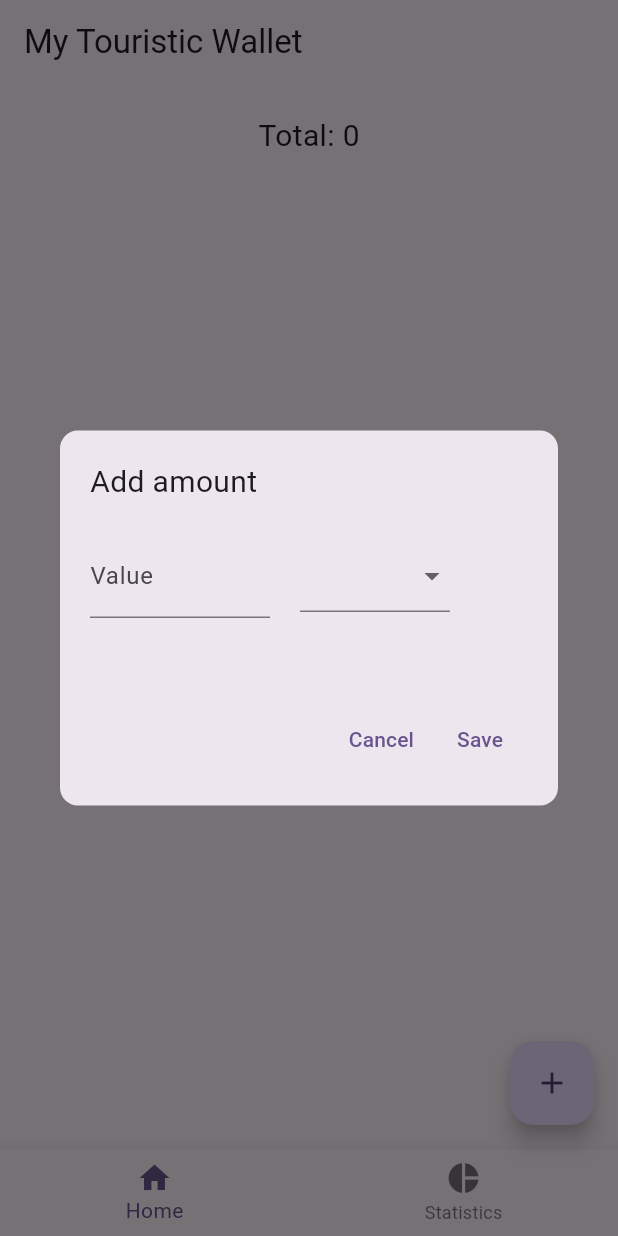
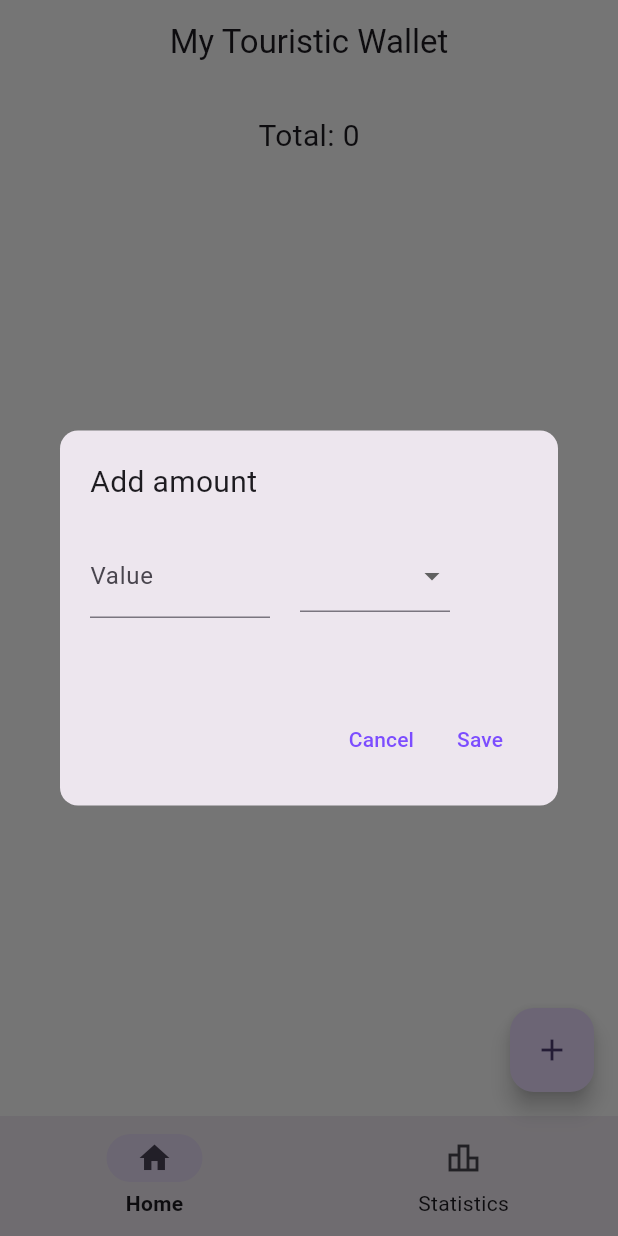
Before and after one commit to bdmendes/feup-cpm-touristic-wallet, a Flutter app: the screen it shows after launch, after a tap on the "add" icon, on a phone screen of 412 x 824 dp. Run offline on Flutter 3.47's test engine with Material 2 defaults, Android fonts, the light colour scheme and no system bars; our stand-ins replace fl_chart, sqflite; accounts and stored records are empty.

Commit message:
Add system following dark mode

```diff
--- a/touristic_wallet/lib/main.dart
+++ b/touristic_wallet/lib/main.dart
@@ -1,7 +1,9 @@
 import 'package:flutter/material.dart';
+import 'package:flutter/services.dart';
 import 'package:provider/provider.dart';
 import 'package:touristic_wallet/provider/amounts_provider.dart';
 import 'package:touristic_wallet/provider/exchange_rates_provider.dart';
+import 'package:touristic_wallet/theme.dart';
 import 'package:touristic_wallet/view/home/amount_dialog.dart';
 import 'package:touristic_wallet/view/home/home_page.dart';
 import 'package:touristic_wallet/view/statistics/statistics_page.dart';
@@ -14,6 +16,13 @@ void main() async {
 
   final exchangeRatesProvider = ExchangeRatesProvider();
   await exchangeRatesProvider.initDatabase();
+
+  SystemChrome.setEnabledSystemUIMode(SystemUiMode.edgeToEdge);
+  SystemChrome.setSystemUIOverlayStyle(
+    const SystemUiOverlayStyle(
+      systemNavigationBarColor: Colors.transparent,
+    ),
+  );
 
   runApp(
     MultiProvider(providers: [
@@ -30,10 +39,9 @@ class MyApp extends StatelessWidget {
   Widget build(BuildContext context) {
     return MaterialApp(
       title: 'Touristic Wallet',
-      theme: ThemeData(
-        colorScheme: ColorScheme.fromSeed(seedColor: Colors.deepPurple),
-        useMaterial3: true,
-      ),
+      theme: lightCustomTheme,
+      darkTheme: darkCustomTheme,
+      themeMode: ThemeMode.system,
       home: const MyAppPage(),
     );
   }
@@ -55,6 +63,7 @@ class MyAppPageState extends State<MyAppPage> {
   Widget build(BuildContext context) {
     return Scaffold(
       appBar: AppBar(
+        centerTitle: true,
         title: const Text('My Touristic Wallet'),
       ),
       body: selectedPageIndex == 0 ? const HomePage() : const StatisticsPage(),
@@ -69,23 +78,25 @@ class MyAppPageState extends State<MyAppPage> {
               child: const Icon(Icons.add),
             )
           : null,
-      bottomNavigationBar: BottomNavigationBar(
-        items: const <BottomNavigationBarItem>[
-          BottomNavigationBarItem(
-            icon: Icon(Icons.home),
-            label: 'Home',
-          ),
-          BottomNavigationBarItem(
-            icon: Icon(Icons.pie_chart),
-            label: 'Statistics',
-          ),
-        ],
-        onTap: (int index) {
+      bottomNavigationBar: NavigationBar(
+        onDestinationSelected: (int index) {
           setState(() {
             selectedPageIndex = index;
           });
         },
-        currentIndex: selectedPageIndex,
+        selectedIndex: selectedPageIndex,
+        destinations: const <NavigationDestination>[
+          NavigationDestination(
+            icon: Icon(Icons.home_outlined),
+            selectedIcon: Icon(Icons.home),
+            label: 'Home',
+          ),
+          NavigationDestination(
+            icon: Icon(Icons.leaderboard_outlined),
+            selectedIcon: Icon(Icons.leaderboard),
+            label: 'Statistics',
+          ),
+        ],
       ),
     );
   }
--- /dev/null
+++ b/touristic_wallet/lib/theme.dart
@@ -0,0 +1,53 @@
+import 'package:flutter/material.dart';
+
+var lightCustomColorScheme = ColorScheme.fromSeed(
+  seedColor: Colors.deepPurple,
+  primary: Colors.deepPurpleAccent,
+);
+
+var lightCustomTheme = ThemeData(
+  useMaterial3: true,
+  colorScheme: lightCustomColorScheme,
+  navigationBarTheme: NavigationBarThemeData(
+    labelTextStyle: MaterialStateProperty.resolveWith<TextStyle>(
+          (Set<MaterialState> states) {
+        if (states.contains(MaterialState.selected)) {
+          return const TextStyle(fontWeight: FontWeight.bold);
+        }
+        return const TextStyle();
+      },
+    ),
+  ),
+  appBarTheme: const AppBarTheme(
+    color: Colors.white,
+  ),
+  canvasColor: Colors.white,
+  scaffoldBackgroundColor: Colors.white,
+);
+
+var darkCustomColorScheme = ColorScheme.fromSeed(
+  seedColor: Colors.deepPurple,
+  brightness: Brightness.dark,
+  primary: Colors.deepPurpleAccent,
+  surface: Colors.black,
+);
+
+var darkCustomTheme = ThemeData(
+  useMaterial3: true,
+  colorScheme: darkCustomColorScheme,
+  navigationBarTheme: NavigationBarThemeData(
+    labelTextStyle: MaterialStateProperty.resolveWith<TextStyle>(
+          (Set<MaterialState> states) {
+        if (states.contains(MaterialState.selected)) {
+          return const TextStyle(fontWeight: FontWeight.bold);
+        }
+        return const TextStyle();
+      },
+    ),
+  ),
+  appBarTheme: const AppBarTheme(
+    color: Colors.black,
+  ),
+  canvasColor: Colors.black,
+  scaffoldBackgroundColor: Colors.black,
+);
```
